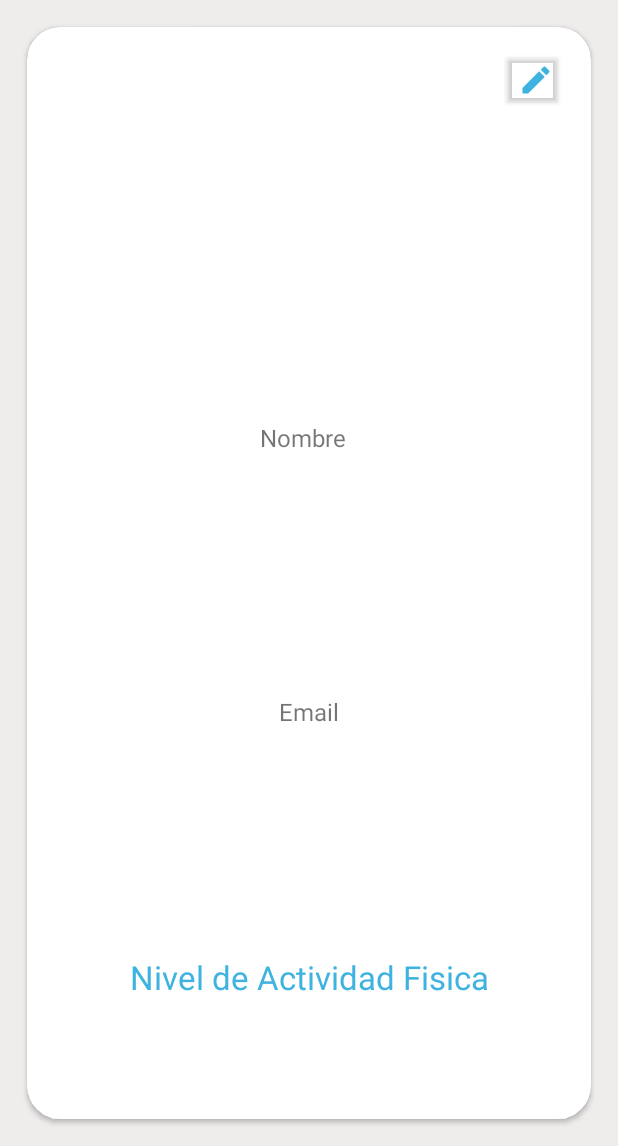
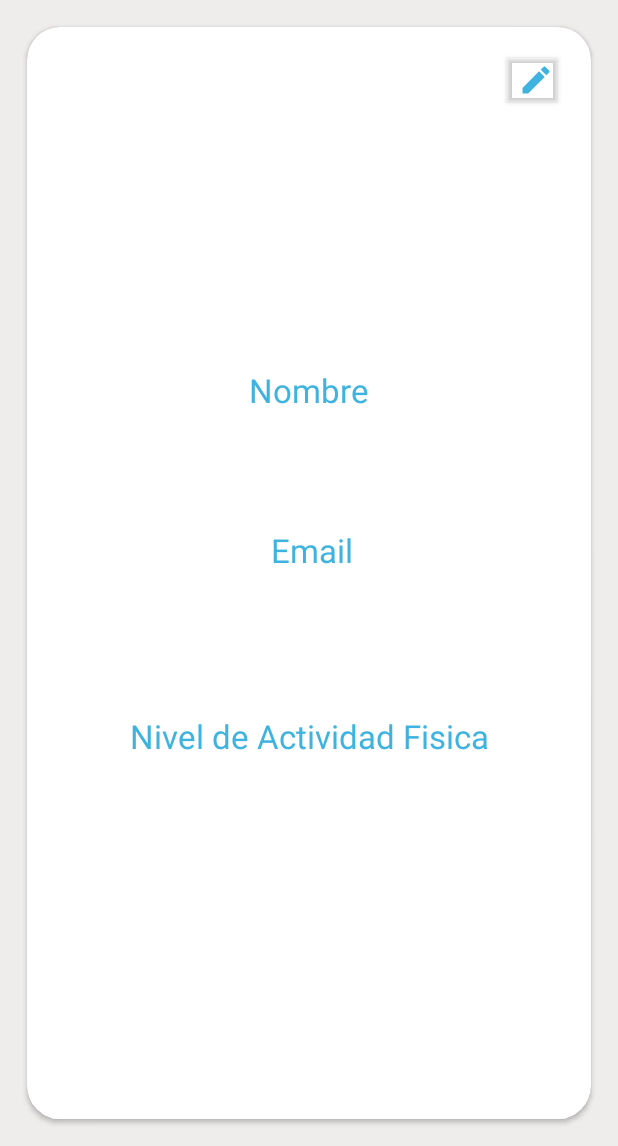
Before and after one commit to ivanlandinez1994/ScoringSalud, an Android app: the ProfileFragment screen opened through its navigation route, on a phone screen of 412 x 824 dp, the part 90-1236 px from its top. Run offline under Robolectric (Android 15) with nearby library versions, the phone set to English and light mode, and no system bars; our stand-ins replace Firebase (no records; nobody signed in at launch, a user with empty details on screens opened directly), navigation-ui; libraries missing offline, so code that uses them is left out: com.firebase.ui, com.makeramen.roundedimageview; plain views replace RoundedImageView; 10 statements that could not run were skipped.

Commit message:
acomodado de estilos en perfil

```diff
--- a/app/src/main/res/layout/fragment_profile.xml
+++ b/app/src/main/res/layout/fragment_profile.xml
@@ -49,64 +49,63 @@
                 android:textSize="22dp"
                 app:layout_constraintBottom_toBottomOf="parent"
                 app:layout_constraintEnd_toEndOf="parent"
-                app:layout_constraintHorizontal_bias="0.504"
                 app:layout_constraintStart_toStartOf="parent"
                 app:layout_constraintTop_toBottomOf="@+id/tvEmail"
-                app:layout_constraintVertical_bias="0.373" />
+                app:layout_constraintVertical_bias="0.16" />
 
             <TextView
                 android:id="@+id/textView29"
                 android:layout_width="wrap_content"
                 android:layout_height="wrap_content"
+                android:layout_marginTop="34dp"
                 android:text="Email"
-                android:textSize="16dp"
+                android:textColor="@color/colorPrimary"
+                android:textSize="22dp"
                 app:layout_constraintBottom_toBottomOf="parent"
                 app:layout_constraintEnd_toEndOf="parent"
+                app:layout_constraintHorizontal_bias="0.506"
                 app:layout_constraintStart_toStartOf="parent"
                 app:layout_constraintTop_toBottomOf="@+id/tvNombre"
-                app:layout_constraintVertical_bias="0.203" />
+                app:layout_constraintVertical_bias="0.0" />
 
             <TextView
                 android:id="@+id/tvEmail"
                 android:layout_width="wrap_content"
                 android:layout_height="wrap_content"
+                android:layout_marginTop="24dp"
                 android:text="Email"
-                android:textColor="@color/colorPrimary"
-                android:textSize="22dp"
                 app:layout_constraintBottom_toBottomOf="parent"
                 app:layout_constraintEnd_toEndOf="parent"
                 app:layout_constraintHorizontal_bias="0.501"
                 app:layout_constraintStart_toStartOf="parent"
                 app:layout_constraintTop_toBottomOf="@+id/textView29"
-                app:layout_constraintVertical_bias="0.319" />
+                app:layout_constraintVertical_bias="0.017" />
 
             <TextView
                 android:id="@+id/tvNombre"
                 android:layout_width="wrap_content"
                 android:layout_height="wrap_content"
-                android:layout_marginBottom="344dp"
+                android:layout_marginTop="24dp"
                 android:text="Nombre"
-                android:textColor="@color/colorPrimary"
-                android:textSize="22dp"
                 app:layout_constraintBottom_toBottomOf="parent"
                 app:layout_constraintEnd_toEndOf="parent"
-                app:layout_constraintHorizontal_bias="0.501"
+                app:layout_constraintHorizontal_bias="0.504"
                 app:layout_constraintStart_toStartOf="parent"
                 app:layout_constraintTop_toBottomOf="@+id/textView28"
-                app:layout_constraintVertical_bias="0.93" />
+                app:layout_constraintVertical_bias="0.0" />
 
             <TextView
                 android:id="@+id/textView28"
                 android:layout_width="wrap_content"
                 android:layout_height="wrap_content"
                 android:text="Nombre"
-                android:textSize="16dp"
+                android:textColor="@color/colorPrimary"
+                android:textSize="22dp"
                 app:layout_constraintBottom_toBottomOf="parent"
                 app:layout_constraintEnd_toEndOf="parent"
-                app:layout_constraintHorizontal_bias="0.486"
                 app:layout_constraintStart_toStartOf="parent"
                 app:layout_constraintTop_toBottomOf="@+id/ivUser"
-                app:layout_constraintVertical_bias="0.127" />
+                app:layout_constraintVertical_bias="0.058" />
 
             <com.makeramen.roundedimageview.RoundedImageView
                 android:id="@+id/ivUser"
@@ -114,12 +113,12 @@
                 android:layout_height="183dp"
                 android:scaleType="centerCrop"
                 android:src="@drawable/prof"
-                app:riv_oval="true"
                 app:layout_constraintBottom_toBottomOf="parent"
                 app:layout_constraintEnd_toEndOf="parent"
                 app:layout_constraintStart_toStartOf="parent"
                 app:layout_constraintTop_toTopOf="parent"
-                app:layout_constraintVertical_bias="0.027" />
+                app:layout_constraintVertical_bias="0.027"
+                app:riv_oval="true" />
 
         </androidx.constraintlayout.widget.ConstraintLayout>
     </androidx.cardview.widget.CardView>
```
